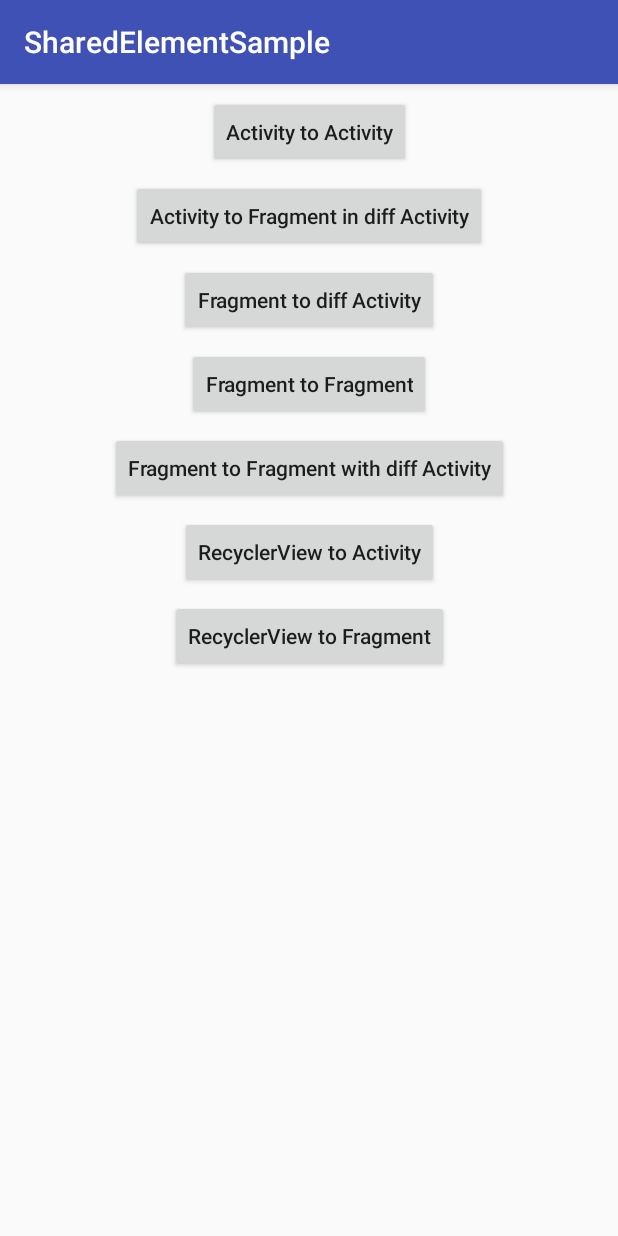
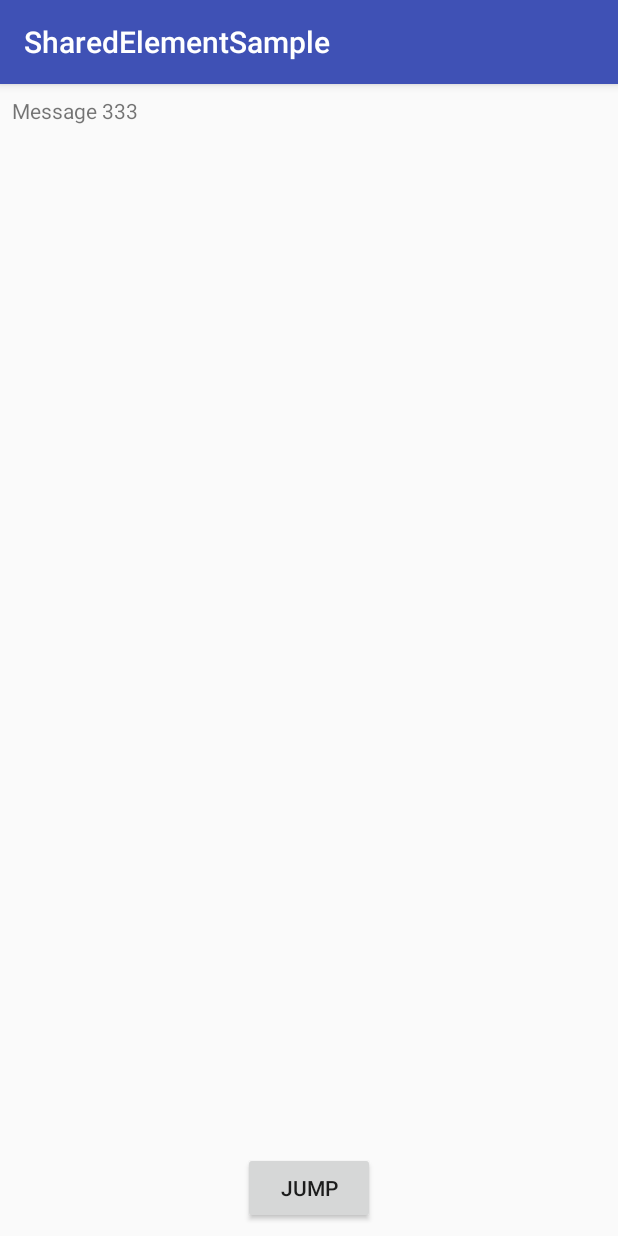
Before and after one commit to crazyma/SharedElementSample, an Android app: the screen it shows after launch (MainActivity before the commit, Activity301 after it), after a tap on "Fragment to diff Activity", on a phone screen of 412 x 824 dp. Run offline under Robolectric (Android 15) with nearby library versions, the phone set to English and light mode, and no system bars; pictures from the network do not load.

Commit message:
feat: setup fragact shared element effect

```diff
--- a/app/src/main/AndroidManifest.xml
+++ b/app/src/main/AndroidManifest.xml
@@ -22,6 +22,9 @@
         <activity android:name=".actact.Activity102"/>
         <activity android:name=".actactfrag.Activity201"/>
         <activity android:name=".actactfrag.Activity202"/>
+        <activity android:name=".fragact.Activity301"/>
+        <activity android:name=".fragact.Activity302"/>
+
     </application>
 
 </manifest>
--- a/app/src/main/java/com/beibeilab/sharedelementsample/MainActivity.kt
+++ b/app/src/main/java/com/beibeilab/sharedelementsample/MainActivity.kt
@@ -7,6 +7,7 @@ import android.view.View
 import android.widget.Toast
 import com.beibeilab.sharedelementsample.actact.Activity101
 import com.beibeilab.sharedelementsample.actactfrag.Activity201
+import com.beibeilab.sharedelementsample.fragact.Activity301
 import kotlinx.android.synthetic.main.activity_main.*
 
 class MainActivity : AppCompatActivity() {
@@ -37,7 +38,7 @@ class MainActivity : AppCompatActivity() {
         }
 
         /*  Lambda without parameter   */
-        button3.setOnClickListener { Toast.makeText(this, "button 3 click", Toast.LENGTH_SHORT).show() }
+        button3.setOnClickListener { startActivity(Intent(this@MainActivity, Activity301::class.java)) }
 
         /*  Object Expression   */
         var clickListener4 = object : View.OnClickListener {
--- /dev/null
+++ b/app/src/main/java/com/beibeilab/sharedelementsample/fragact/Activity301.kt
@@ -0,0 +1,30 @@
+package com.beibeilab.sharedelementsample.fragact
+
+import android.os.Bundle
+import android.support.v7.app.AppCompatActivity
+import com.beibeilab.sharedelementsample.R
+
+/**
+ * Created by david on 2017/12/14.
+ */
+class Activity301 : AppCompatActivity() {
+    override fun onCreate(savedInstanceState: Bundle?) {
+        super.onCreate(savedInstanceState)
+        setContentView(R.layout.activity_301)
+
+        setupFragment()
+    }
+
+    private fun setupFragment() {
+        val fragmentManager = supportFragmentManager
+        val fragmentTransaction = fragmentManager.beginTransaction()
+
+        var fragment = fragmentManager.findFragmentById(R.id.fragment_content)
+        if(fragment == null){
+            fragment = Fragment301()
+            fragmentTransaction.add(R.id.fragment_content, fragment)
+            fragmentTransaction.commit()
+        }
+
+    }
+}
--- /dev/null
+++ b/app/src/main/java/com/beibeilab/sharedelementsample/fragact/Fragment301.kt
@@ -0,0 +1,37 @@
+package com.beibeilab.sharedelementsample.fragact
+
+import android.content.Intent
+import android.os.Bundle
+import android.support.v4.app.ActivityCompat
+import android.support.v4.app.ActivityOptionsCompat
+import android.support.v4.app.Fragment
+import android.view.LayoutInflater
+import android.view.View
+import android.view.ViewGroup
+import com.beibeilab.sharedelementsample.R
+import kotlinx.android.synthetic.main.fragment_301.*
+import android.support.v4.util.Pair
+
+/**
+ * Created by david on 2017/12/14.
+ */
+class Fragment301 : Fragment() {
+    override fun onCreateView(inflater: LayoutInflater?, container: ViewGroup?, savedInstanceState: Bundle?): View? {
+        return inflater!!.inflate(R.layout.fragment_301, container, false)
+    }
+
+    override fun onViewCreated(view: View?, savedInstanceState: Bundle?) {
+        super.onViewCreated(view, savedInstanceState)
+        button333.setOnClickListener { jump() }
+    }
+
+    private fun jump() {
+        val intent = Intent(activity, Activity302::class.java)
+
+        val textPair = Pair.create(textView301 as View, "tTextView333")
+        val option = ActivityOptionsCompat.makeSceneTransitionAnimation(activity, textPair)
+
+        ActivityCompat.startActivity(activity, intent, option.toBundle())
+
+    }
+}
--- /dev/null
+++ b/app/src/main/res/layout/activity_301.xml
@@ -0,0 +1,9 @@
+<?xml version="1.0" encoding="utf-8"?>
+<FrameLayout xmlns:android="http://schemas.android.com/apk/res/android"
+    xmlns:tools="http://schemas.android.com/tools"
+    android:id="@+id/fragment_content"
+    android:layout_width="match_parent"
+    android:layout_height="match_parent"
+    tools:layout="@layout/fragment_301">
+
+</FrameLayout>
--- /dev/null
+++ b/app/src/main/res/layout/fragment_301.xml
@@ -0,0 +1,31 @@
+<?xml version="1.0" encoding="utf-8"?>
+<android.support.constraint.ConstraintLayout
+    xmlns:android="http://schemas.android.com/apk/res/android"
+    xmlns:app="http://schemas.android.com/apk/res-auto"
+    xmlns:tools="http://schemas.android.com/tools"
+    android:layout_width="match_parent"
+    android:layout_height="match_parent">
+
+    <TextView
+        android:id="@+id/textView301"
+        android:layout_width="wrap_content"
+        android:layout_height="wrap_content"
+        android:layout_marginStart="8dp"
+        android:layout_marginTop="8dp"
+        android:text="Message 333"
+        android:transitionName="tTextView333"
+        app:layout_constraintStart_toStartOf="parent"
+        app:layout_constraintTop_toTopOf="parent" />
+
+    <Button
+        android:id="@+id/button333"
+        android:layout_width="wrap_content"
+        android:layout_height="wrap_content"
+        android:layout_marginBottom="8dp"
+        android:layout_marginEnd="8dp"
+        android:layout_marginStart="8dp"
+        android:text="jump"
+        app:layout_constraintBottom_toBottomOf="parent"
+        app:layout_constraintEnd_toEndOf="parent"
+        app:layout_constraintStart_toStartOf="parent" />
+</android.support.constraint.ConstraintLayout>
```
Also changed, not shown: app/src/main/java/com/beibeilab/sharedelementsample/fragact/Activity302.kt (added, +15 -0 lines), app/src/main/res/layout/activity_302.xml (added, +24 -0 lines).
